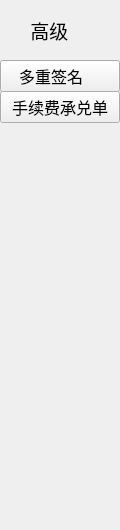
Qt form functionBar/FunctionAdvanceWidget.ui (HcashOrg/hx-indicator) before a commit.
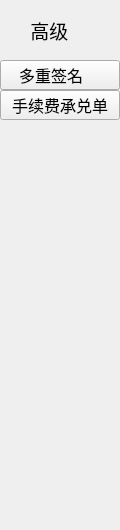
The same form after that commit.

What changed in the file:
```diff
--- a/functionBar/FunctionAdvanceWidget.ui
+++ b/functionBar/FunctionAdvanceWidget.ui
@@ -45,9 +45,21 @@
      <x>0</x>
      <y>60</y>
      <width>120</width>
-     <height>32</height>
+     <height>30</height>
     </rect>
    </property>
+   <property name="minimumSize">
+    <size>
+     <width>120</width>
+     <height>30</height>
+    </size>
+   </property>
+   <property name="maximumSize">
+    <size>
+     <width>120</width>
+     <height>30</height>
+    </size>
+   </property>
    <property name="text">
     <string>多重签名    </string>
    </property>
@@ -56,11 +68,23 @@
    <property name="geometry">
     <rect>
      <x>0</x>
-     <y>91</y>
+     <y>90</y>
      <width>120</width>
-     <height>32</height>
+     <height>30</height>
     </rect>
    </property>
+   <property name="minimumSize">
+    <size>
+     <width>120</width>
+     <height>30</height>
+    </size>
+   </property>
+   <property name="maximumSize">
+    <size>
+     <width>120</width>
+     <height>30</height>
+    </size>
+   </property>
    <property name="text">
     <string>手续费承兑单</string>
    </property>
```
